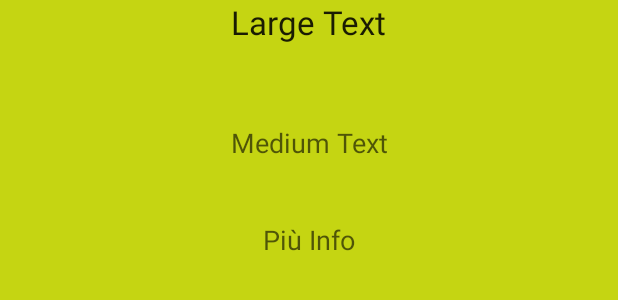
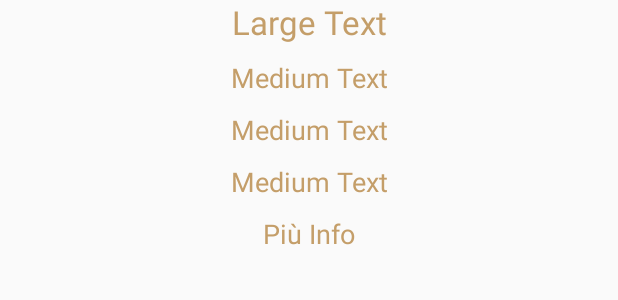
Before and after one commit to AndreaMinato/kdev-storelocator, an Android app: the layout window_adapter.xml on its own in the app's theme, with its tools: preview values and no code run, on a phone screen of 412 x 824 dp. Shown: the top 300 px of the screen. Run offline under Robolectric (Android 15) with nearby library versions, the phone set to English and light mode, and no system bars.

Commit message:
Prima bozza della scheda info da marker

```diff
--- a/app/src/main/java/it/kdevgroup/storelocator/PagerManager.java
+++ b/app/src/main/java/it/kdevgroup/storelocator/PagerManager.java
@@ -247,6 +247,14 @@ public class PagerManager {
                     TextView info = (TextView)v.findViewById(R.id.txtInfo);
                     info.setText(marker.getSnippet());
 
+                    int k = Integer.parseInt(marker.getId().substring(1));
+
+                    TextView phone = (TextView)v.findViewById(R.id.txtPhone);
+                    phone.setText( stores.get(k).getPhone());
+
+                    TextView mail = (TextView)v.findViewById(R.id.txtMail);
+                    mail.setText( stores.get(k).getEmail());
+
                     return v;
                 }
             });
@@ -256,7 +264,6 @@ public class PagerManager {
             float hue = 39;
             if (googleMap != null) {
                 for (int i = 0; i < stores.size(); i++) {
-                    Log.i("onMapReady: ", "Ciclo Markers");
                     googleMap.addMarker(new MarkerOptions()
                             .position(new LatLng(Double.parseDouble(stores.get(i).getLatitude()), Double.parseDouble(stores.get(i).getLongitude())))
                             .icon(BitmapDescriptorFactory.defaultMarker(hue))
--- a/app/src/main/res/layout/window_adapter.xml
+++ b/app/src/main/res/layout/window_adapter.xml
@@ -1,36 +1,53 @@
 <?xml version="1.0" encoding="utf-8"?>
-<RelativeLayout xmlns:android="http://schemas.android.com/apk/res/android"
+<LinearLayout xmlns:android="http://schemas.android.com/apk/res/android"
     android:orientation="vertical" android:layout_width="match_parent"
-    android:layout_height="match_parent"
-    android:background="#c5d512">
+    android:layout_height="match_parent">
 
     <TextView
-        android:layout_width="wrap_content"
+        android:layout_width="match_parent"
         android:layout_height="wrap_content"
         android:textAppearance="?android:attr/textAppearanceLarge"
         android:text="Large Text"
         android:id="@+id/txtTitle"
-        android:layout_alignParentTop="true"
-        android:layout_centerHorizontal="true" />
+        android:gravity="center"
+        android:textColor="@color/oro" />
 
     <TextView
-        android:layout_width="wrap_content"
+        android:layout_width="match_parent"
         android:layout_height="wrap_content"
         android:textAppearance="?android:attr/textAppearanceMedium"
         android:text="Medium Text"
         android:id="@+id/txtInfo"
-        android:layout_marginTop="53dp"
-        android:layout_below="@+id/txtTitle"
-        android:layout_alignLeft="@+id/txtTitle"
-        android:layout_alignStart="@+id/txtTitle" />
+        android:layout_marginTop="10dp"
+        android:gravity="center"
+        android:textColor="@color/oro" />
 
     <TextView
-        android:layout_width="wrap_content"
+        android:layout_width="match_parent"
+        android:layout_height="wrap_content"
+        android:textAppearance="?android:attr/textAppearanceMedium"
+        android:text="Medium Text"
+        android:id="@+id/txtPhone"
+        android:layout_marginTop="10dp"
+        android:gravity="center"
+        android:textColor="@color/oro" />
+    <TextView
+        android:layout_width="match_parent"
+        android:layout_height="wrap_content"
+        android:textAppearance="?android:attr/textAppearanceMedium"
+        android:text="Medium Text"
+        android:id="@+id/txtMail"
+        android:layout_marginTop="10dp"
+        android:gravity="center"
+        android:textColor="@color/oro" />
+
+    <TextView
+        android:layout_width="match_parent"
         android:layout_height="wrap_content"
         android:textAppearance="?android:attr/textAppearanceMedium"
         android:text="Più Info"
         android:id="@+id/textView"
-        android:layout_below="@+id/txtInfo"
-        android:layout_centerHorizontal="true"
-        android:layout_marginTop="40dp" />
-</RelativeLayout>
+        android:gravity="center"
+        android:layout_marginTop="10dp"
+        android:textColor="@color/oro" />
+</LinearLayout>
```
